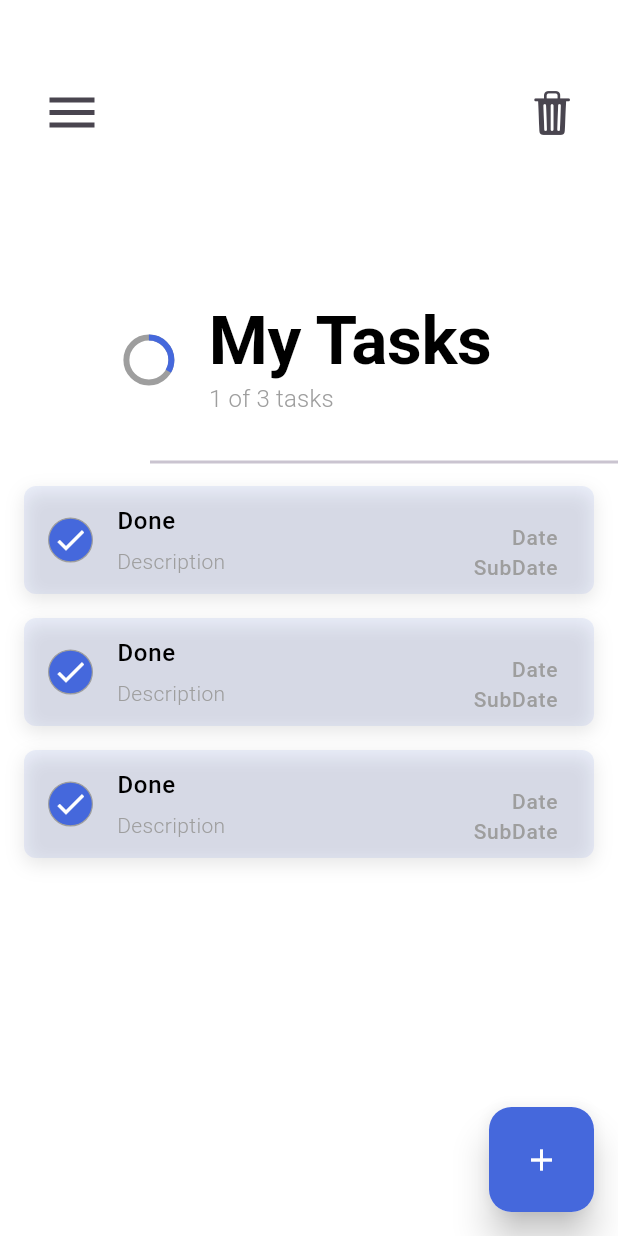
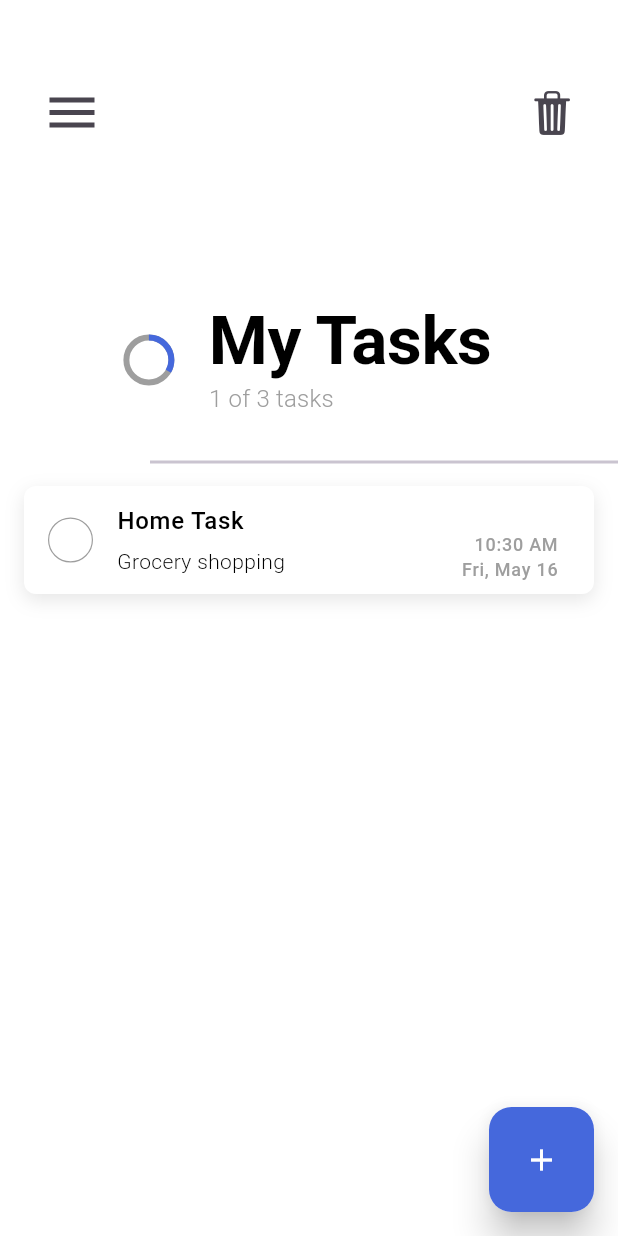
Before and after one commit to tiatiahwang/flutter_todo, a Flutter app: the screen it shows after launch, on a phone screen of 412 x 824 dp. Run offline on Flutter 3.47's test engine with Material 3 defaults, Android fonts, the phone set to English and light mode, and no system bars; drawn by our look-alikes of flutter_slider_drawer; our stand-ins replace animate_do, hive, hive_flutter, lottie; missing offline and left inert: flutter_cupertino_date_picker_fork, ftoast, panara_dialogs; accounts and stored records are empty.

Commit message:
Add: textControllers

```diff
--- a/lib/views/home/home_view.dart
+++ b/lib/views/home/home_view.dart
@@ -2,6 +2,7 @@ import 'package:animate_do/animate_do.dart';
 import 'package:flutter/material.dart';
 import 'package:flutter_slider_drawer/flutter_slider_drawer.dart';
 import 'package:flutter_todo/extensions/space_exs.dart';
+import 'package:flutter_todo/models/task.dart';
 import 'package:flutter_todo/utils/app_colors.dart';
 import 'package:flutter_todo/utils/app_str.dart';
 import 'package:flutter_todo/utils/constants.dart';
@@ -20,7 +21,7 @@ class HomeView extends StatefulWidget {
 
 class _HomeViewState extends State<HomeView> {
   final GlobalKey<SliderDrawerState> drawerKey = GlobalKey<SliderDrawerState>();
-  final List<int> testing = [1, 2, 3];
+  final List<int> testing = [1];
 
   @override
   Widget build(BuildContext context) {
@@ -103,7 +104,7 @@ class _HomeViewState extends State<HomeView> {
             child:
                 testing.isNotEmpty
                     ? ListView.builder(
-                      itemCount: testing.length,
+                      itemCount: 1,
                       scrollDirection: Axis.vertical,
                       itemBuilder: (context, index) {
                         return Dismissible(
@@ -123,7 +124,16 @@ class _HomeViewState extends State<HomeView> {
                             ],
                           ),
                           key: Key(index.toString()),
-                          child: const TaskWidget(),
+                          child: TaskWidget(
+                            task: Task(
+                              id: "1",
+                              title: "Home Task",
+                              subTitle: "Grocery shopping",
+                              createdAtTime: DateTime.now(),
+                              createdAtDate: DateTime.now(),
+                              isCompleted: false,
+                            ),
+                          ),
                         );
                       },
                     )
--- a/lib/views/home/widget/task_widget.dart
+++ b/lib/views/home/widget/task_widget.dart
@@ -1,19 +1,49 @@
 import 'package:flutter/material.dart';
+import 'package:flutter_todo/models/task.dart';
 import 'package:flutter_todo/utils/app_colors.dart';
+import 'package:intl/intl.dart';
 
-class TaskWidget extends StatelessWidget {
-  const TaskWidget({super.key});
+class TaskWidget extends StatefulWidget {
+  const TaskWidget({super.key, required this.task});
+
+  final Task task;
+
+  @override
+  State<TaskWidget> createState() => _TaskWidgetState();
+}
+
+class _TaskWidgetState extends State<TaskWidget> {
+  TextEditingController taskControllerForTitle = TextEditingController();
+  TextEditingController taskControllerForSubtitle = TextEditingController();
+
+  @override
+  void initState() {
+    super.initState();
+    taskControllerForTitle.text = widget.task.title;
+    taskControllerForSubtitle.text = widget.task.subTitle;
+  }
+
+  @override
+  void dispose() {
+    taskControllerForTitle.dispose();
+    taskControllerForSubtitle.dispose();
+    super.dispose();
+  }
 
   @override
   Widget build(BuildContext context) {
     return GestureDetector(
       onTap: () {
-        // navigate to task detail view
+        // todo: navigate to task detail view
       },
+      // Task Card
       child: AnimatedContainer(
         margin: const EdgeInsets.symmetric(horizontal: 16, vertical: 8),
         decoration: BoxDecoration(
-          color: AppColors.primaryColor.withValues(alpha: 0.1),
+          color:
+              widget.task.isCompleted
+                  ? const Color.fromARGB(154, 119, 144, 229)
+                  : Colors.white,
           borderRadius: BorderRadius.circular(8),
           boxShadow: [
             BoxShadow(
@@ -35,7 +65,10 @@ class TaskWidget extends StatelessWidget {
               height: 30,
               duration: const Duration(milliseconds: 600),
               decoration: BoxDecoration(
-                color: AppColors.primaryColor,
+                color:
+                    widget.task.isCompleted
+                        ? AppColors.primaryColor
+                        : Colors.white,
                 shape: BoxShape.circle,
                 border: Border.all(color: Colors.grey, width: 0.8),
               ),
@@ -47,10 +80,16 @@ class TaskWidget extends StatelessWidget {
           title: Padding(
             padding: const EdgeInsets.only(bottom: 5, top: 3),
             child: Text(
-              "Done",
+              taskControllerForTitle.text,
               style: TextStyle(
-                color: Colors.black,
+                color:
+                    widget.task.isCompleted
+                        ? AppColors.primaryColor
+                        : Colors.black,
                 fontWeight: FontWeight.w500,
+                decoration:
+                    widget.task.isCompleted ? TextDecoration.lineThrough : null,
+                decorationColor: AppColors.primaryColor,
               ),
             ),
           ),
@@ -60,10 +99,18 @@ class TaskWidget extends StatelessWidget {
             crossAxisAlignment: CrossAxisAlignment.start,
             children: [
               Text(
-                "Description",
+                taskControllerForSubtitle.text,
                 style: TextStyle(
-                  color: Colors.grey,
+                  color:
+                      widget.task.isCompleted
+                          ? AppColors.primaryColor
+                          : Colors.black,
                   fontWeight: FontWeight.w300,
+                  decoration:
+                      widget.task.isCompleted
+                          ? TextDecoration.lineThrough
+                          : null,
+                  decorationColor: AppColors.primaryColor,
                 ),
               ),
             ],
@@ -74,10 +121,19 @@ class TaskWidget extends StatelessWidget {
             mainAxisAlignment: MainAxisAlignment.end,
             crossAxisAlignment: CrossAxisAlignment.end,
             children: [
-              Text("Date", style: TextStyle(fontSize: 14, color: Colors.grey)),
               Text(
-                "SubDate",
-                style: TextStyle(fontSize: 14, color: Colors.grey),
+                DateFormat('hh:mm a').format(widget.task.createdAtTime),
+                style: TextStyle(
+                  fontSize: 12,
+                  color: widget.task.isCompleted ? Colors.white : Colors.grey,
+                ),
+              ),
+              Text(
+                DateFormat.MMMEd().format(widget.task.createdAtDate),
+                style: TextStyle(
+                  fontSize: 12,
+                  color: widget.task.isCompleted ? Colors.white : Colors.grey,
+                ),
               ),
             ],
           ),
--- a/lib/views/tasks/components/rep_textfield.dart
+++ b/lib/views/tasks/components/rep_textfield.dart
@@ -2,13 +2,13 @@ import 'package:flutter/material.dart';
 import 'package:flutter_todo/utils/app_str.dart';
 
 class RepTextField extends StatelessWidget {
-  const RepTextField({
+  RepTextField({
     super.key,
     required this.controller,
     this.isForDescription = false,
   });
 
-  final TextEditingController controller;
+  TextEditingController? controller;
   final bool isForDescription;
 
   @override
```
Also changed, not shown: lib/views/home/widget/fab.dart (+11 -3 lines), lib/views/tasks/widget/task_view.dart (+27 -8 lines).
